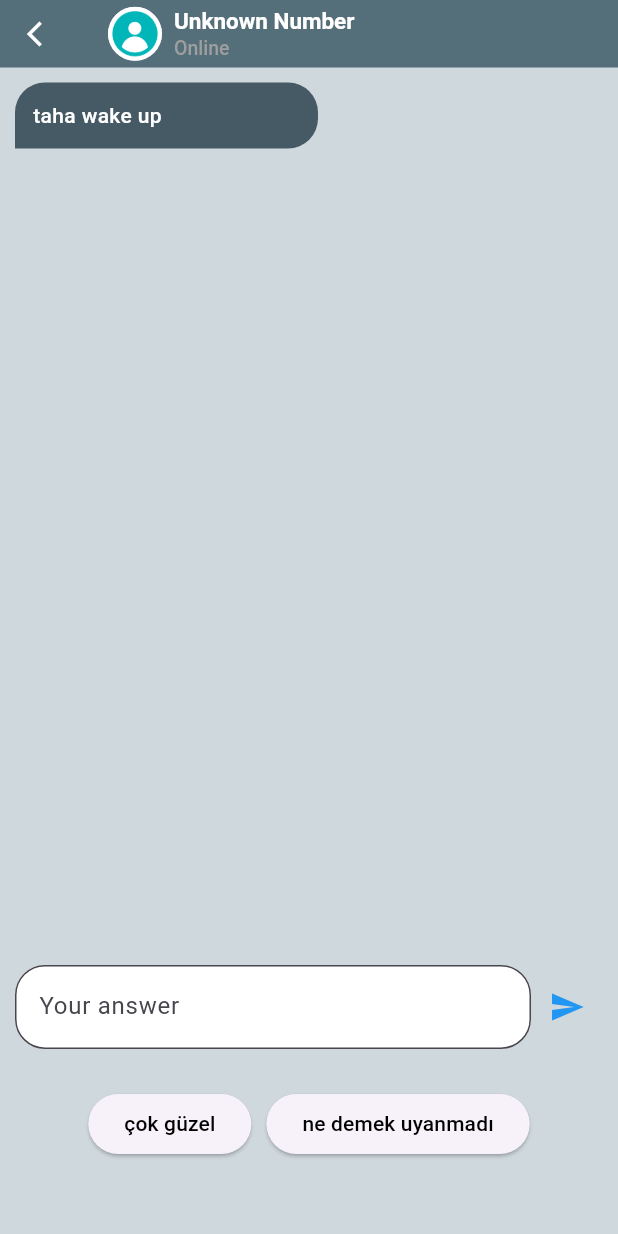
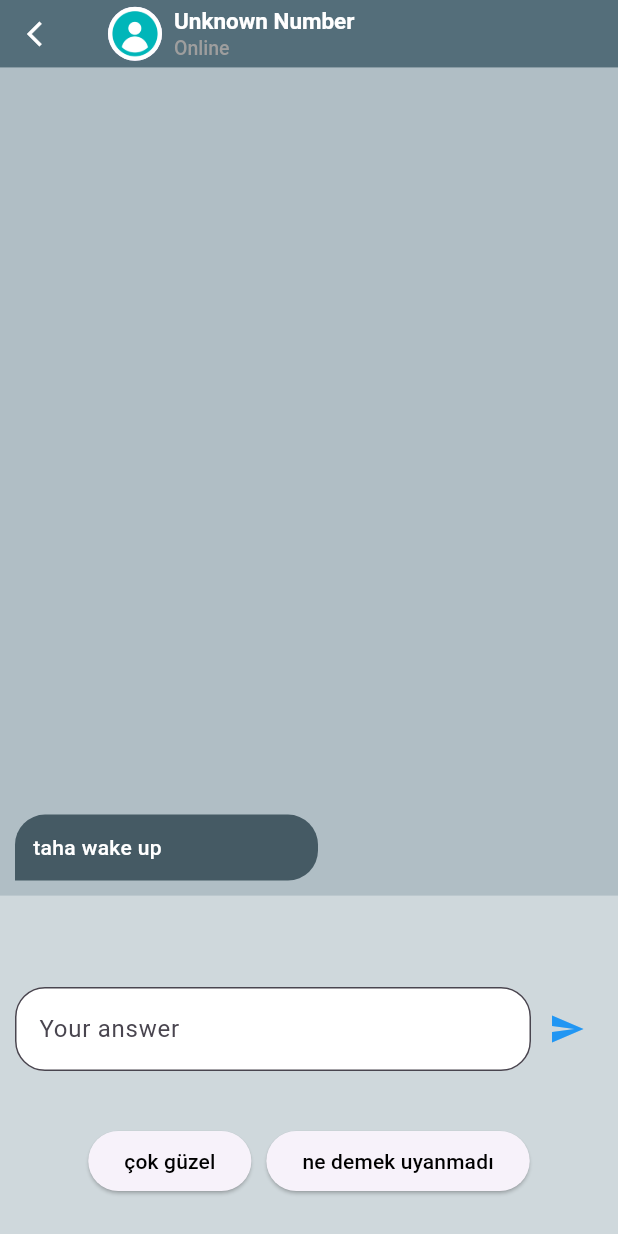
Before and after one commit to ErenBal1/gapsec-stories, a Flutter app: the ChatView screen opened directly with empty values, after a tap on the "send" icon, on a phone screen of 412 x 824 dp. Run offline on Flutter 3.47's test engine with Material 3 defaults, Android fonts, the phone set to English and light mode, and no system bars; our stand-ins replace adaptive_dialog, animated_splash_screen, animated_text_kit, carousel_slider, easy_localization, flutter_mobx and 5 more; missing offline and left inert: tab_container; accounts and stored records are empty; generated files the repository leaves out were written again.

Commit message:
chatview listview widget revision

```diff
--- a/lib/view/play_story_view.dart
+++ b/lib/view/play_story_view.dart
@@ -42,9 +42,9 @@ class _ChatViewState extends State<ChatView> {
 
   TextEditingController myTextController = TextEditingController();
 
-  void _scrollToBottom() {
+  void _scrollToTop() {
     _scrollController.animateTo(
-      _scrollController.position.maxScrollExtent,
+      0,
       duration: const Duration(milliseconds: 300),
       curve: Curves.easeOut,
     );
@@ -224,23 +224,22 @@ class _ChatViewState extends State<ChatView> {
           ),
         ),
       ),
-      body: Stack(
+      body: Column(
+        mainAxisAlignment: MainAxisAlignment.spaceBetween,
         children: [
-          Positioned(
-            top: 10,
-            bottom: 200,
+          Center(
             child: Container(
               width: Config.screenWidth,
-              height: Config.screenHeight! * 0.9,
+              height: Config.screenHeight! * 0.67,
               decoration: BoxDecoration(
-                color: Colors.blueGrey[100],
+                color: Colors.blueGrey[200],
               ),
               child: ListView.builder(
-                shrinkWrap: true,
+                reverse: true,
                 controller: _scrollController,
                 itemCount: repo.length,
                 itemBuilder: (BuildContext context, int index) {
-                  final NewGame newGame = repo[index];
+                  final NewGame newGame = repo[repo.length - 1 - index];
                   switch (widget.selectedTextType) {
                     case TextType.murderType:
                       selectedTexts = newGame.murderTexts.toString();
@@ -255,19 +254,21 @@ class _ChatViewState extends State<ChatView> {
                   }
                   return Container(
                     margin: EdgeInsets.only(
-                      left: index.isEven ? 10 : 200,
-                      right: index.isEven ? 200 : 10,
+                      left: (repo.length - 1 - index).isEven ? 10 : 200,
+                      right: (repo.length - 1 - index).isEven ? 200 : 10,
                       bottom: 10,
                     ),
                     decoration: BoxDecoration(
-                      color: index.isEven
+                      color: (repo.length - 1 - index).isEven
                           ? Colors.blueGrey[700]
                           : Colors.blueGrey[400],
                       borderRadius: BorderRadius.only(
                         topLeft: const Radius.circular(20),
                         topRight: const Radius.circular(20),
-                        bottomLeft: Radius.circular(index.isEven ? 0 : 20),
-                        bottomRight: Radius.circular(index.isEven ? 20 : 0),
+                        bottomLeft: Radius.circular(
+                            (repo.length - 1 - index).isEven ? 0 : 20),
+                        bottomRight: Radius.circular(
+                            (repo.length - 1 - index).isEven ? 20 : 0),
                       ),
                     ),
                     child: Padding(
@@ -286,16 +287,13 @@ class _ChatViewState extends State<ChatView> {
               ),
             ),
           ),
-          Positioned(
-            bottom: Config.screenHeight! * 0.03,
-            left: 0,
-            child: SizedBox(
+          SizedBox(
             width: Config.screenWidth,
             child: Column(
               children: [
                 Container(
-                    // color: Colors.purple,
-                    padding: const EdgeInsets.symmetric(horizontal: 10),
+                  padding:
+                      const EdgeInsets.symmetric(horizontal: 10, vertical: 10),
                   child: Row(
                     children: [
                       Expanded(
@@ -330,8 +328,7 @@ class _ChatViewState extends State<ChatView> {
                       children: [
                         OptionButton(
                           text: textCompleted
-                                ? assignToOdd(
-                                    selectedList, storyMapId)!["title"]
+                              ? assignToOdd(selectedList, storyMapId)!["title"]
                               : "",
                           onTap: () => myTextController.text =
                               assignToOdd(selectedList, storyMapId)!["title"],
@@ -339,18 +336,16 @@ class _ChatViewState extends State<ChatView> {
                         const SizedBox(width: 10),
                         OptionButton(
                           text: textCompleted
-                                ? assignToEven(
-                                    selectedList, storyMapId)!["title"]
+                              ? assignToEven(selectedList, storyMapId)!["title"]
                               : "",
-                            onTap: () => myTextController.text = assignToEven(
-                                selectedList, storyMapId)!["title"],
+                          onTap: () => myTextController.text =
+                              assignToEven(selectedList, storyMapId)!["title"],
                         ),
                       ],
                     ),
                   ),
                 ),
               ],
-              ),
             ),
           ),
         ],
@@ -398,7 +393,7 @@ class _ChatViewState extends State<ChatView> {
     setState(() {
       textCompleted = true;
     });
-    _scrollToBottom();
+    _scrollToTop();
   }
 
   List getCurrentRepo(TextType type) {
```
Lines whose indentation alone changed are shown as unchanged.
